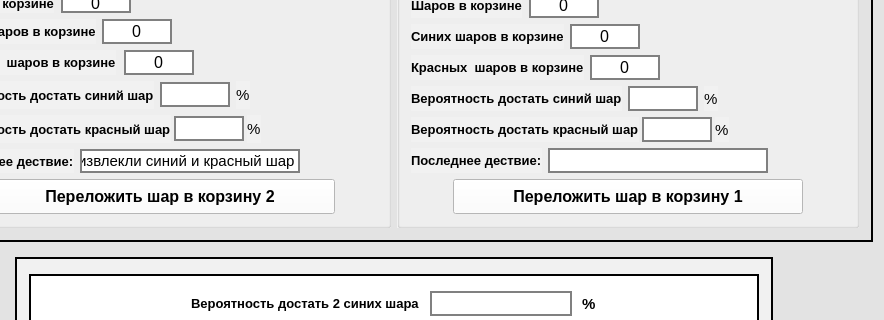
Before: the Qt Designer form mainwindow.ui in messormorties/Probability, drawn with Qt 5; both pictures show x 96 to 980 and y 88 to 408 of the 980 by 637 pixel window.
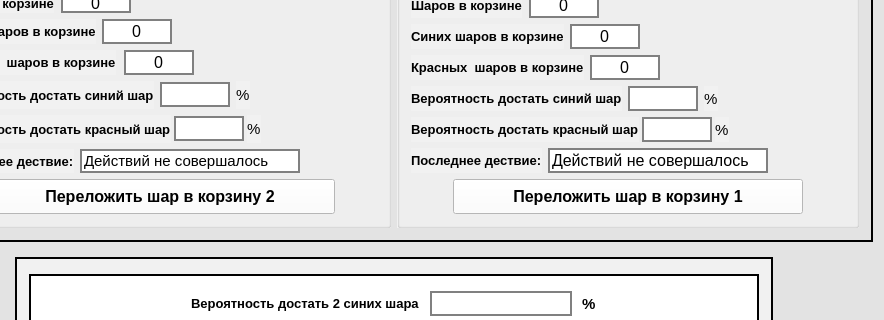
After: the same form once the commit is applied.

What changed in the file:
```diff
--- a/mainwindow.ui
+++ b/mainwindow.ui
@@ -510,7 +510,7 @@
 </string>
                         </property>
                         <property name="text">
-                         <string>извлекли синий и красный шар</string>
+                         <string>Действий не совершалось</string>
                         </property>
                         <property name="readOnly">
                          <bool>true</bool>
@@ -1097,6 +1097,9 @@
 border: 2px solid gray;
 </string>
                       </property>
+                      <property name="text">
+                       <string>Действий не совершалось</string>
+                      </property>
                       <property name="readOnly">
                        <bool>true</bool>
                       </property>
```
